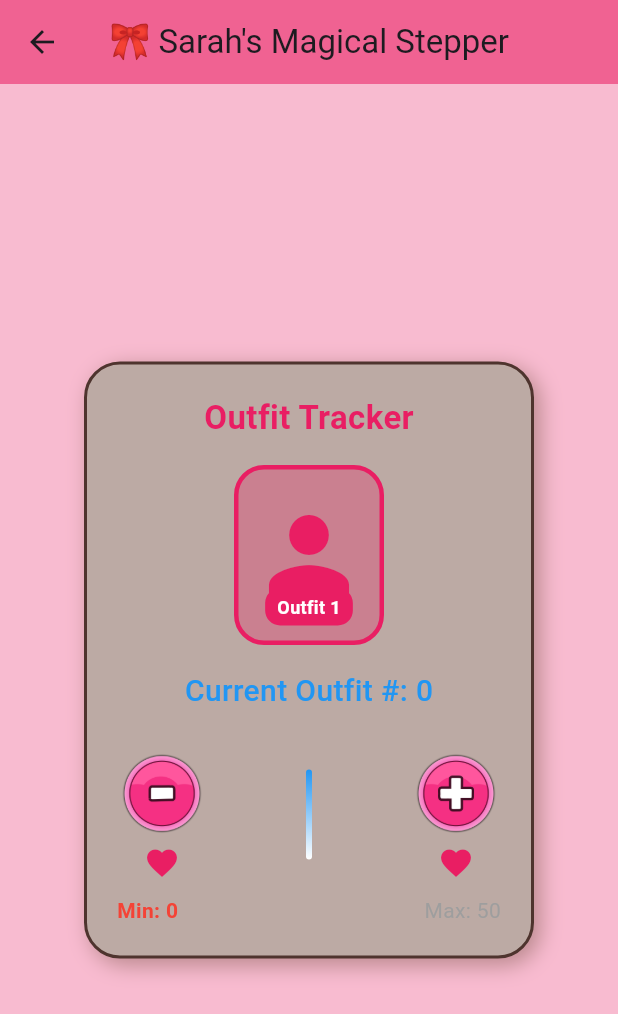
After one commit to iremyasar01/neonAcademyApps, a Flutter app: the screen it shows after launch, after a tap on "Dress Up", on a phone screen of 412 x 824 dp. The commit adds this screen. Shown: the top 1014 px of the screen. Run offline on Flutter 3.47's test engine with Material 3 defaults, Android fonts, the phone set to English and light mode, and no system bars; our stand-ins replace audioplayers.

Commit message:
addedStepper

```diff
--- /dev/null
+++ b/lib/screens/dress_up_screen.dart
@@ -0,0 +1,213 @@
+import 'package:flutter/material.dart';
+
+class DressUpScreen extends StatefulWidget {
+  const DressUpScreen({super.key});
+
+  @override
+  State<DressUpScreen> createState() => _DressUpScreenState();
+}
+
+class _DressUpScreenState extends State<DressUpScreen> {
+  int _currentValue = 0;
+  final List<Color> _outfitColors = [
+    Colors.pink,
+    Colors.purple,
+    Colors.blue,
+    Colors.green,
+    Colors.yellow,
+    Colors.orange,
+    Colors.red,
+  ];
+
+  void _increment() {
+    setState(() {
+      if (_currentValue < 50) _currentValue += 5;
+    });
+  }
+
+  void _decrement() {
+    setState(() {
+      if (_currentValue > 0) _currentValue -= 5;
+    });
+  }
+
+  Color _getOutfitColor() {
+    final index = (_currentValue ~/ 10) % _outfitColors.length;
+    return _outfitColors[index];
+  }
+
+  @override
+  Widget build(BuildContext context) {
+    return Scaffold(
+      backgroundColor: Colors.pink[100],
+      appBar: AppBar(
+        title: const Text("🎀 Sarah's Magical Stepper"),
+        backgroundColor: Colors.pink[300],
+        centerTitle: true,
+      ),
+      body: Center(
+        child: Container(
+          width: 300,
+          padding: const EdgeInsets.all(20),
+          decoration: BoxDecoration(
+            color: Colors.brown[200], // Ahşap rengi
+            borderRadius: BorderRadius.circular(24),
+            border: Border.all(color: Colors.brown[800]!, width: 2),
+            boxShadow: [
+              BoxShadow(
+                color: Colors.brown.withOpacity(0.5),
+                blurRadius: 12,
+                offset: const Offset(4, 4),
+              ),
+            ],
+          ),
+          child: Column(
+            mainAxisSize: MainAxisSize.min,
+            children: [
+              const Text(
+                "Outfit Tracker",
+                style: TextStyle(
+                  fontSize: 22,
+                  fontWeight: FontWeight.bold,
+                  color: Colors.pink,
+                ),
+              ),
+              const SizedBox(height: 16),
+
+
+              Container(
+                width: 100,
+                height: 120,
+                decoration: BoxDecoration(
+                  color: _getOutfitColor().withOpacity(0.3),
+                  borderRadius: BorderRadius.circular(20),
+                  border: Border.all(
+                    color: _getOutfitColor(),
+                    width: 3,
+                  ),
+                ),
+                child: Stack(
+                  alignment: Alignment.center,
+                  children: [
+
+                    const Icon(Icons.person, size: 80, color: Colors.pink),
+
+
+                    Positioned(
+                      bottom: 10,
+                      child: Container(
+                        padding: const EdgeInsets.symmetric(horizontal: 8, vertical: 4),
+                        decoration: BoxDecoration(
+                          color: _getOutfitColor(),
+                          borderRadius: BorderRadius.circular(10),
+                        ),
+                        child: Text(
+                          'Outfit ${_currentValue ~/ 5 + 1}',
+                          style: const TextStyle(
+                            fontSize: 12,
+                            color: Colors.white,
+                            fontWeight: FontWeight.bold,
+                          ),
+                        ),
+                      ),
+                    ),
+                  ],
+                ),
+              ),
+
+              const SizedBox(height: 16),
+
+
+              Text(
+                'Current Outfit #: $_currentValue',
+                style: const TextStyle(
+                  fontSize: 20,
+                  fontWeight: FontWeight.w500,
+                  color: Colors.blue,
+                ),
+              ),
+
+              const SizedBox(height: 24),
+
+
+              Row(
+                mainAxisAlignment: MainAxisAlignment.spaceBetween,
+                children: [
+                  GestureDetector(
+                    onTap: _decrement,
+                    child: Column(
+                      children: [
+                        Image.asset(
+                          'assets/images/pink_minus.png',
+                          width: 60,
+                        ),
+                        const SizedBox(height: 4),
+                        const Icon(Icons.favorite, color: Colors.pink),
+                      ],
+                    ),
+                  ),
+
+
+                  Container(
+                    width: 4,
+                    height: 60,
+                    decoration: BoxDecoration(
+                      gradient: const LinearGradient(
+                        colors: [Colors.blue, Colors.white],
+                        begin: Alignment.topCenter,
+                        end: Alignment.bottomCenter,
+                      ),
+                      borderRadius: BorderRadius.circular(2),
+                    ),
+                  ),
+
+
+                  GestureDetector(
+                    onTap: _increment,
+                    child: Column(
+                      children: [
+                        Image.asset(
+                          'assets/images/pink_button.png',
+                          width: 60,
+                        ),
+                        const SizedBox(height: 4),
+                        const Icon(Icons.favorite, color: Colors.pink),
+                      ],
+                    ),
+                  ),
+                ],
+              ),
+
+              const SizedBox(height: 10),
+
+
+              Row(
+                mainAxisAlignment: MainAxisAlignment.spaceBetween,
+                children: [
+                  Text(
+                    "Min: 0",
+                    style: TextStyle(
+                      color: _currentValue == 0 ? Colors.red : Colors.grey,
+                      fontWeight: _currentValue == 0
+                          ? FontWeight.bold
+                          : FontWeight.normal,
+                    ),
+                  ),
+                  Text(
+                    "Max: 50",
+                    style: TextStyle(
+                      color: _currentValue == 50 ? Colors.green : Colors.grey,
+                      fontWeight: _currentValue == 50
+                          ? FontWeight.bold
+                          : FontWeight.normal,
+                    ),
+                  ),
+                ],
+              ),
+            ],
+          ),
+        ),
+      ),
+    );
+  }
+}
--- a/lib/screens/home_screen.dart
+++ b/lib/screens/home_screen.dart
@@ -1,5 +1,6 @@
 import 'package:flutter/material.dart';
 import 'package:neonacademyapss/screens/container_screen.dart';
+import 'package:neonacademyapss/screens/dress_up_screen.dart';
 import 'package:neonacademyapss/screens/resque_slider_screen.dart';
 import 'package:neonacademyapss/screens/switch_screen.dart';
 import 'package:neonacademyapss/screens/wicked_queen_screen.dart';
@@ -22,7 +23,8 @@ class HomeScreen extends StatelessWidget {
               onPressed: () {
                 Navigator.push(
                   context,
-                  MaterialPageRoute(builder: (context) => const ContainerScreen()),
+                  MaterialPageRoute(
+                      builder: (context) => const ContainerScreen()),
                 );
               },
               child: const Text('Awesome Gallery'),
@@ -33,7 +35,8 @@ class HomeScreen extends StatelessWidget {
               onPressed: () {
                 Navigator.push(
                   context,
-                  MaterialPageRoute(builder: (context) => const WildWestScreen()),
+                  MaterialPageRoute(
+                      builder: (context) => const WildWestScreen()),
                 );
               },
               child: const Text('Wild Test'),
@@ -44,7 +47,8 @@ class HomeScreen extends StatelessWidget {
               onPressed: () {
                 Navigator.push(
                   context,
-                  MaterialPageRoute(builder: (context) => const WickedQueenScreen()),
+                  MaterialPageRoute(
+                      builder: (context) => const WickedQueenScreen()),
                 );
               },
               child: const Text('The Wicked Queen'),
@@ -55,7 +59,8 @@ class HomeScreen extends StatelessWidget {
               onPressed: () {
                 Navigator.push(
                   context,
-                  MaterialPageRoute(builder: (context) => const RescueSliderScreen()),
+                  MaterialPageRoute(
+                      builder: (context) => const RescueSliderScreen()),
                 );
               },
               child: const Text('Resque Mission'),
@@ -72,7 +77,17 @@ class HomeScreen extends StatelessWidget {
               child: const Text('Switch'),
               //Switches
             ),
-
+            const SizedBox(height: 20),
+            ElevatedButton(
+              onPressed: () {
+                Navigator.push(
+                  context,
+                  MaterialPageRoute(builder: (context) => const DressUpScreen()),
+                );
+              },
+              child: const Text('Dress Up'),
+              //Stepper
+            ),
           ],
         ),
       ),
--- a/pubspec.yaml
+++ b/pubspec.yaml
@@ -70,6 +70,8 @@ flutter:
       - 'assets/images/lock.png'
       - 'assets/images/green_dragon.png'
       - 'assets/images/red_dragon.png'
+      - 'assets/images/pink_minus.png'
+      - 'assets/images/pink_button.png'
 
   # An image asset can refer to one or more resolution-specific "variants", see
   # https://flutter.dev/to/resolution-aware-images
```
Also changed, not shown: assets/images/pink_button.png (added), assets/images/pink_minus.png (added). Lines whose indentation alone changed are shown as unchanged.
